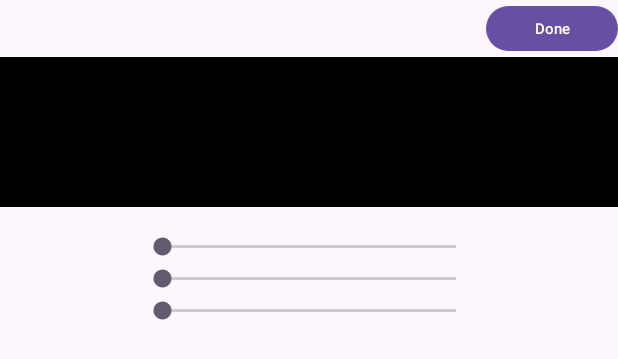
After one commit to DN2803/dhmt-project-cyclograph, an Android app: the layout color_popup.xml on its own in the app's theme, with its tools: preview values and no code run, on a phone screen of 412 x 824 dp. The commit adds this screen. Shown: the top 359 px of the screen. Run offline under Robolectric (Android 15) with nearby library versions, the phone set to English and light mode, and no system bars.

Commit message:
add pick color

```diff
--- a/app/build.gradle.kts
+++ b/app/build.gradle.kts
@@ -33,6 +33,9 @@ android {
     kotlinOptions {
         jvmTarget = "1.8"
     }
+    buildFeatures {
+        viewBinding = true
+    }
 }
 
 dependencies {
@@ -44,6 +47,8 @@ dependencies {
     implementation("androidx.gridlayout:gridlayout:1.0.0")
     implementation("androidx.recyclerview:recyclerview:1.3.2")
 
+
+
     testImplementation("junit:junit:4.13.2")
     androidTestImplementation("androidx.test.ext:junit:1.1.5")
     androidTestImplementation("androidx.test.espresso:espresso-core:3.5.1")
--- /dev/null
+++ b/app/src/main/res/layout/color_popup.xml
@@ -0,0 +1,37 @@
+<?xml version="1.0" encoding="utf-8"?>
+<LinearLayout xmlns:android="http://schemas.android.com/apk/res/android"
+    android:layout_width="match_parent"
+    android:layout_height="wrap_content"
+    android:orientation="vertical"
+    android:gravity="right">
+    <Button
+        android:id="@+id/done"
+        android:layout_width="wrap_content"
+        android:layout_height="38dp"
+        android:layout_margin="0sp"
+        android:text="Done"
+        android:textSize="10sp"
+        android:gravity="center"/>
+    <View
+        android:id="@+id/viewColor"
+        android:layout_width="match_parent"
+        android:layout_height="100dp"
+        android:background="@color/black"/>
+    <LinearLayout
+        android:layout_width="match_parent"
+        android:layout_height="wrap_content"
+        android:layout_margin="16dp"
+        android:orientation="vertical">
+
+        <include layout="@layout/colot_popup_item"
+            android:id="@+id/redLayout"/>
+        <include layout="@layout/colot_popup_item"
+            android:id="@+id/greenLayout"/>
+        <include layout="@layout/colot_popup_item"
+            android:id="@+id/blueLayout"/>
+
+    </LinearLayout>
+
+
+
+</LinearLayout>
--- /dev/null
+++ b/app/src/main/res/layout/colot_popup_item.xml
@@ -0,0 +1,38 @@
+<?xml version="1.0" encoding="utf-8"?>
+<LinearLayout xmlns:android="http://schemas.android.com/apk/res/android"
+    android:layout_width="match_parent"
+    android:layout_height="wrap_content"
+    xmlns:tools="http://schemas.android.com/tools"
+    android:layout_gravity="center"
+    android:orientation="horizontal"
+    android:weightSum="30">
+    <TextView
+        android:id="@+id/typeTxt"
+        android:layout_width="match_parent"
+        android:layout_height="wrap_content"
+        android:layout_weight="12"
+        android:textAlignment="center"
+        tools:text="R"
+        android:textSize="15sp"
+        android:textStyle="bold"/>
+
+    <SeekBar
+        android:id="@+id/seekBar"
+        android:layout_width="match_parent"
+        android:layout_height="wrap_content"
+        android:layout_gravity="center"
+        android:layout_weight="6"
+        android:max="255"
+        android:min="0"
+        android:progress="0" />
+    <TextView
+        android:id="@+id/colorValueTxt"
+        android:layout_width="match_parent"
+        android:layout_height="wrap_content"
+        android:layout_weight="12"
+        android:textAlignment="center"
+        tools:text="0"
+        android:textColor="@color/black"
+        android:textSize="15sp"
+        android:textStyle="bold"/>
+</LinearLayout>
--- a/app/src/main/res/values/colors.xml
+++ b/app/src/main/res/values/colors.xml
@@ -2,4 +2,6 @@
 <resources>
     <color name="black">#FF000000</color>
     <color name="white">#FFFFFFFF</color>
+    <color name="gray">#4D87B2D5</color>
+
 </resources>
```
Also changed, not shown: app/src/main/java/com/cg76/drawingapp/GLESRenderer.kt (+13 -6 lines), app/src/main/java/com/cg76/drawingapp/GLESSurfaceView.kt (+19 -15 lines), app/src/main/java/com/cg76/drawingapp/MainActivity.kt (+90 -0 lines), app/src/main/res/layout/activity_main.xml (+7 -17 lines), app/src/main/res/mipmap-mdpi/right_arrow.png (added).
